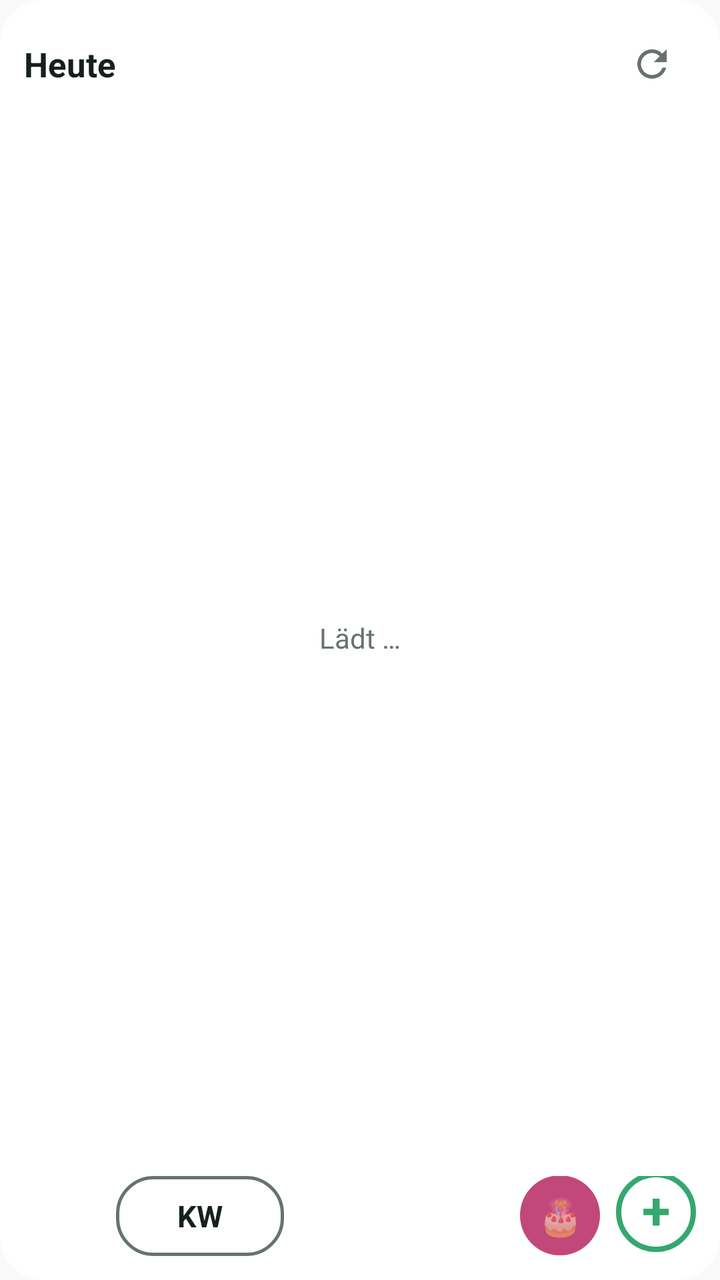
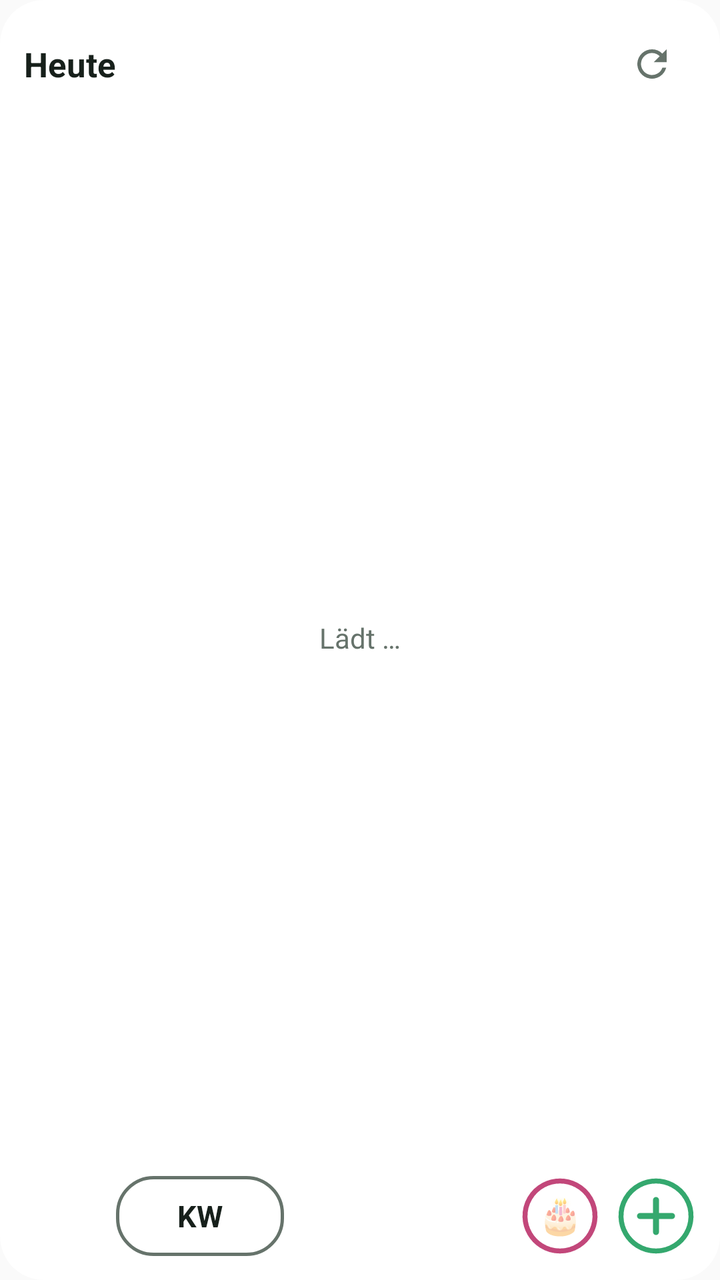

An Android layout rendered at two revisions. The XML below is the earlier revision; the diff shows what the commit changed to produce the second picture.
<!-- AndroidManifest.xml: application theme AppTheme -->
<!-- res/layout/widget.xml -->
<?xml version="1.0" encoding="utf-8"?>
<LinearLayout xmlns:android="http://schemas.android.com/apk/res/android"
    android:id="@+id/root"
    android:layout_width="match_parent"
    android:layout_height="match_parent"
    android:orientation="vertical"
    android:background="@drawable/bg"
    android:padding="12dp">

    <LinearLayout
        android:id="@+id/head"
        android:layout_width="match_parent"
        android:layout_height="wrap_content"
        android:gravity="center_vertical"
        android:orientation="horizontal">

        <TextView
            android:layout_width="wrap_content"
            android:layout_height="wrap_content"
            android:text="Heute"
            android:textColor="@color/fg"
            android:textSize="17sp"
            android:textStyle="bold" />

        <TextView
            android:id="@+id/date"
            android:layout_width="0dp"
            android:layout_height="wrap_content"
            android:layout_weight="1"
            android:paddingStart="8dp"
            android:textColor="@color/muted"
            android:textSize="14sp" />

        <LinearLayout
            android:id="@+id/bdnav"
            android:layout_width="wrap_content"
            android:layout_height="wrap_content"
            android:gravity="center_vertical"
            android:orientation="horizontal"
            android:visibility="gone">

            <TextView
                android:id="@+id/bdprev"
                android:layout_width="36dp"
                android:layout_height="36dp"
                android:gravity="center"
                android:text="‹"
                android:textColor="@color/fg"
                android:textSize="24sp"
                android:textStyle="bold" />

            <TextView
                android:id="@+id/bdpage"
                android:layout_width="wrap_content"
                android:layout_height="wrap_content"
                android:textColor="@color/fg"
                android:textSize="13sp" />

            <TextView
                android:id="@+id/bdnext"
                android:layout_width="36dp"
                android:layout_height="36dp"
                android:gravity="center"
                android:text="›"
                android:textColor="@color/fg"
                android:textSize="24sp"
                android:textStyle="bold" />
        </LinearLayout>

        <TextView
            android:id="@+id/home"
            android:layout_width="wrap_content"
            android:layout_height="36dp"
            android:layout_marginEnd="6dp"
            android:gravity="center"
            android:minWidth="40dp"
            android:paddingStart="8dp"
            android:paddingEnd="8dp"
            android:text="🏠"
            android:textColor="#FFFFFF"
            android:textSize="15sp"
            android:visibility="gone" />

        <TextView
            android:id="@+id/stamp"
            android:layout_width="wrap_content"
            android:layout_height="wrap_content"
            android:textColor="@color/muted"
            android:textSize="11sp" />

        <ImageButton
            android:id="@+id/refresh"
            android:layout_width="44dp"
            android:layout_height="40dp"
            android:background="@android:color/transparent"
            android:contentDescription="Aktualisieren"
            android:src="@drawable/ic_refresh" />
    </LinearLayout>

    <FrameLayout
        android:layout_width="match_parent"
        android:layout_height="0dp"
        android:layout_weight="1"
        android:layout_marginTop="4dp">

        <ListView
            android:id="@+id/list"
            android:layout_width="match_parent"
            android:layout_height="match_parent"
            android:divider="@null"
            android:dividerHeight="0dp" />

        <TextView
            android:id="@+id/empty"
            android:layout_width="match_parent"
            android:layout_height="match_parent"
            android:gravity="center"
            android:text="Lädt …"
            android:textColor="@color/muted"
            android:textSize="14sp" />
    </FrameLayout>

    
    <LinearLayout
        android:id="@+id/quick"
        android:layout_width="match_parent"
        android:layout_height="wrap_content"
        android:layout_marginTop="6dp"
        android:gravity="bottom"
        android:orientation="horizontal">

        <TextView
            android:id="@+id/weekprev"
            android:layout_width="40dp"
            android:layout_height="40dp"
            android:background="@drawable/btn_arrow"
            android:gravity="center"
            android:includeFontPadding="false"
            android:text="◀"
            android:textColor="#FFFFFF"
            android:textSize="17sp"
            android:visibility="invisible" />

        
        <LinearLayout
            android:layout_width="wrap_content"
            android:layout_height="wrap_content"
            android:layout_marginStart="6dp"
            android:layout_marginEnd="6dp"
            android:gravity="center_horizontal"
            android:orientation="vertical">

            <TextView
                android:id="@+id/weekyear"
                android:layout_width="wrap_content"
                android:layout_height="wrap_content"
                android:textColor="@color/fg"
                android:textSize="13sp"
                android:textStyle="bold"
                android:visibility="gone" />

            <TextView
                android:id="@+id/weeklabel"
                android:layout_width="84dp"
                android:layout_height="40dp"
                android:background="@drawable/bar_off"
                android:gravity="center"
                android:maxLines="1"
                android:text="KW"
                android:textColor="@color/fg"
                android:textSize="15sp"
                android:textStyle="bold" />
        </LinearLayout>

        <TextView
            android:id="@+id/weeknext"
            android:layout_width="40dp"
            android:layout_height="40dp"
            android:background="@drawable/btn_arrow"
            android:gravity="center"
            android:includeFontPadding="false"
            android:text="▶"
            android:textColor="#FFFFFF"
            android:textSize="17sp"
            android:visibility="invisible" />

        <TextView
            android:layout_width="0dp"
            android:layout_height="1dp"
            android:layout_weight="1" />

        <TextView
            android:id="@+id/q_bdays"
            android:layout_width="40dp"
            android:layout_height="40dp"
            android:layout_marginStart="6dp"
            android:background="@drawable/btn_bdays"
            android:contentDescription="Geburtstage"
            android:gravity="center"
            android:text="🎂"
            android:textSize="18sp" />

        <TextView
            android:id="@+id/q_add"
            android:layout_width="40dp"
            android:layout_height="40dp"
            android:layout_marginStart="8dp"
            android:background="@drawable/btn_add"
            android:includeFontPadding="false"
            android:contentDescription="Neuer Eintrag"
            android:gravity="center"
            android:text="+"
            android:textColor="#34A86E"
            android:textSize="26sp"
            android:textStyle="bold" />
    </LinearLayout>
</LinearLayout>
<!-- resources referenced by this layout -->
<resources>
  <color name="fg">#17201B</color>
  <color name="muted">#66736B</color>
  <!-- drawable bar_off (drawable) -->
  <?xml version="1.0" encoding="utf-8"?>
  <shape xmlns:android="http://schemas.android.com/apk/res/android" android:shape="rectangle">
      <solid android:color="#00000000" />
      <stroke android:width="1.5dp" android:color="@color/muted" />
      <corners android:radius="18dp" />
  </shape>
  <!-- drawable bg (drawable) -->
  <?xml version="1.0" encoding="utf-8"?>
  <shape xmlns:android="http://schemas.android.com/apk/res/android" android:shape="rectangle">
      <solid android:color="@color/bg" />
      <corners android:radius="22dp" />
  </shape>
  <!-- drawable btn_add (drawable) -->
  <?xml version="1.0" encoding="utf-8"?>
  <shape xmlns:android="http://schemas.android.com/apk/res/android" android:shape="oval">
      <solid android:color="#00000000" />
      <stroke android:width="2.5dp" android:color="#34A86E" />
  </shape>
  <!-- drawable btn_arrow (drawable) -->
  <?xml version="1.0" encoding="utf-8"?>
  <shape xmlns:android="http://schemas.android.com/apk/res/android" android:shape="rectangle">
      <solid android:color="#1D8657" />
      <corners android:radius="22dp" />
  </shape>
  <!-- drawable btn_bdays (drawable) -->
  <?xml version="1.0" encoding="utf-8"?>
  <shape xmlns:android="http://schemas.android.com/apk/res/android" android:shape="oval">
      <solid android:color="#C2477A" />
  </shape>
  <!-- drawable ic_refresh (drawable) -->
  <vector xmlns:android="http://schemas.android.com/apk/res/android"
      android:width="22dp" android:height="22dp" android:viewportWidth="24" android:viewportHeight="24">
      <path android:fillColor="@color/muted"
          android:pathData="M17.65,6.35A7.96,7.96 0,0 0,12 4a8,8 0,1 0,7.75 10h-2.08A6,6 0,1 1,12 6c1.66,0 3.14,0.69 4.22,1.78L13,11h7V4l-2.35,2.35z" />
  </vector>
  <style name="AppTheme" parent="android:Theme.Material.Light.NoActionBar">
          <item name="android:colorAccent">@color/accent</item>
      </style>
  <color name="bg">#F2FFFFFF</color>
  <color name="accent">#1D8657</color>
</resources>

<!-- the commit's change to res/layout/widget.xml (unified diff, before → after) -->
@@ -189,29 +189,36 @@
             android:layout_height="1dp"
             android:layout_weight="1" />
 
-        <TextView
+        <FrameLayout
             android:id="@+id/q_bdays"
             android:layout_width="40dp"
             android:layout_height="40dp"
             android:layout_marginStart="6dp"
-            android:background="@drawable/btn_bdays"
-            android:contentDescription="Geburtstage"
-            android:gravity="center"
-            android:text="🎂"
-            android:textSize="18sp" />
-
-        <TextView
+            android:contentDescription="Geburtstage">
+
+            <ImageView
+                android:id="@+id/q_bdring"
+                android:layout_width="match_parent"
+                android:layout_height="match_parent"
+                android:scaleType="fitCenter"
+                android:src="@drawable/ring_bd" />
+
+            <TextView
+                android:layout_width="match_parent"
+                android:layout_height="match_parent"
+                android:gravity="center"
+                android:includeFontPadding="false"
+                android:text="🎂"
+                android:textSize="18sp" />
+        </FrameLayout>
+
+        <ImageView
             android:id="@+id/q_add"
             android:layout_width="40dp"
             android:layout_height="40dp"
             android:layout_marginStart="8dp"
-            android:background="@drawable/btn_add"
-            android:includeFontPadding="false"
             android:contentDescription="Neuer Eintrag"
-            android:gravity="center"
-            android:text="+"
-            android:textColor="#34A86E"
-            android:textSize="26sp"
-            android:textStyle="bold" />
+            android:scaleType="fitCenter"
+            android:src="@drawable/ring_add" />
     </LinearLayout>
 </LinearLayout>
<!-- resource entries referenced after the edit -->
@@ -15,28 +15,28 @@
       <solid android:color="@color/bg" />
       <corners android:radius="22dp" />
   </shape>
-  <!-- drawable btn_add (drawable) -->
-  <?xml version="1.0" encoding="utf-8"?>
-  <shape xmlns:android="http://schemas.android.com/apk/res/android" android:shape="oval">
-      <solid android:color="#00000000" />
-      <stroke android:width="2.5dp" android:color="#34A86E" />
-  </shape>
   <!-- drawable btn_arrow (drawable) -->
   <?xml version="1.0" encoding="utf-8"?>
   <shape xmlns:android="http://schemas.android.com/apk/res/android" android:shape="rectangle">
       <solid android:color="#1D8657" />
       <corners android:radius="22dp" />
   </shape>
-  <!-- drawable btn_bdays (drawable) -->
-  <?xml version="1.0" encoding="utf-8"?>
-  <shape xmlns:android="http://schemas.android.com/apk/res/android" android:shape="oval">
-      <solid android:color="#C2477A" />
-  </shape>
   <!-- drawable ic_refresh (drawable) -->
   <vector xmlns:android="http://schemas.android.com/apk/res/android"
       android:width="22dp" android:height="22dp" android:viewportWidth="24" android:viewportHeight="24">
       <path android:fillColor="@color/muted"
           android:pathData="M17.65,6.35A7.96,7.96 0,0 0,12 4a8,8 0,1 0,7.75 10h-2.08A6,6 0,1 1,12 6c1.66,0 3.14,0.69 4.22,1.78L13,11h7V4l-2.35,2.35z" />
+  </vector>
+  <!-- drawable ring_add (drawable) -->
+  <?xml version="1.0" encoding="utf-8"?>
+  <vector xmlns:android="http://schemas.android.com/apk/res/android" android:width="40dp" android:height="40dp" android:viewportWidth="40" android:viewportHeight="40">
+      <path android:fillColor="#00000000" android:strokeColor="#34A86E" android:strokeWidth="2.5" android:pathData="M20,2.5 a17.5,17.5 0 1,0 0.001,0 z" />
+      <path android:strokeColor="#34A86E" android:strokeWidth="3" android:strokeLineCap="round" android:pathData="M20,12 L20,28 M12,20 L28,20" />
+  </vector>
+  <!-- drawable ring_bd (drawable) -->
+  <?xml version="1.0" encoding="utf-8"?>
+  <vector xmlns:android="http://schemas.android.com/apk/res/android" android:width="40dp" android:height="40dp" android:viewportWidth="40" android:viewportHeight="40">
+      <path android:fillColor="#00000000" android:strokeColor="#C2477A" android:strokeWidth="2.5" android:pathData="M20,2.5 a17.5,17.5 0 1,0 0.001,0 z" />
   </vector>
   <style name="AppTheme" parent="android:Theme.Material.Light.NoActionBar">
           <item name="android:colorAccent">@color/accent</item>
